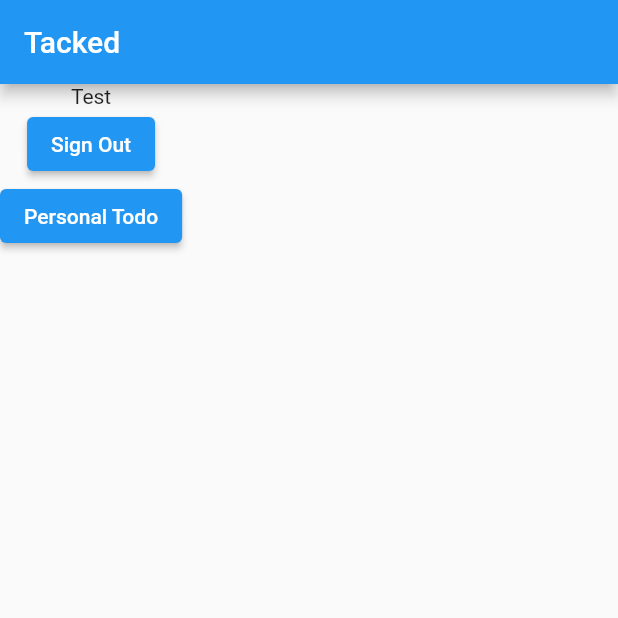
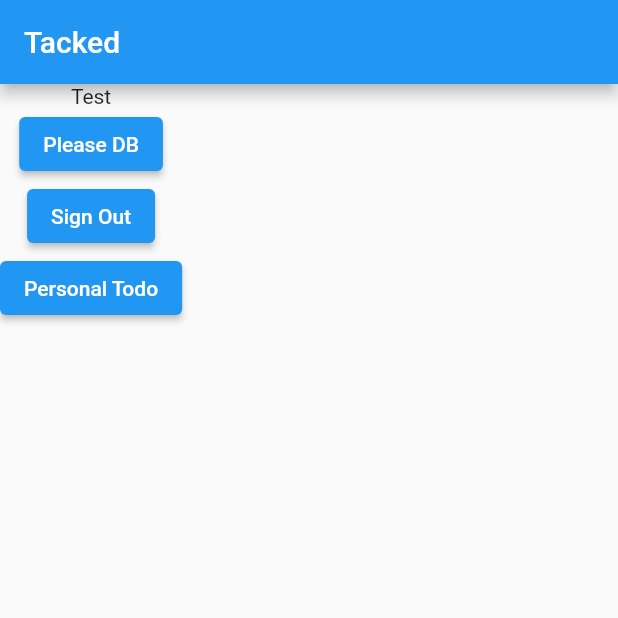
Before and after one commit to michellehwin/hackmhs2021, a Flutter app: the screen it shows once a user with an empty profile is signed in, on a phone screen of 412 x 824 dp, the top half of it. Run offline on Flutter 3.47's test engine with Material 2 defaults, Android fonts, the phone set to English and light mode, and no system bars; our stand-ins replace cloud_firestore, firebase_auth, firebase_core, flutter_spinkit; accounts and stored records are empty.

```diff
--- a/lib/screens/friend_progress.dart
+++ b/lib/screens/friend_progress.dart
@@ -1,6 +1,8 @@
 import 'package:flutter/material.dart';
 import 'package:hackmhs2021/screens/personal_todo.dart';
 import 'package:hackmhs2021/services/auth.dart';
+import 'package:hackmhs2021/services/database.dart';
+import 'package:provider/provider.dart';
 
 class FriendProgress extends StatefulWidget {
   @override
@@ -12,11 +14,17 @@ class _FriendProgressState extends State<FriendProgress> {
 
   @override
   Widget build(BuildContext context) {
+    final database = Provider.of<DatabaseService>(context);
     return Scaffold(
       appBar: new AppBar(title: new Text("Tacked")),
       body: Column(
         children: [
           Text("Test"),
+          ElevatedButton(
+              onPressed: () {
+                database.addTask(description: "fix flutter");
+              },
+              child: Text("Please DB")),
           ElevatedButton(
               onPressed: () async {
                 await _auth.signOut();
--- a/lib/screens/wrapper.dart
+++ b/lib/screens/wrapper.dart
@@ -22,10 +22,11 @@ class Wrapper extends StatelessWidget {
             //   create: (_) => FirestoreService(uid: user.uid),
             // ),
             Provider<DatabaseService>(
-              create: (_) => DatabaseService(uid: user.uid))
+              create: (_) => DatabaseService(uid: user.uid),
+            )
           ],
           child: MaterialApp(
-            title: 'Named Routes Demo',
+            title: 'Tacked',
             // Start the app with the "/" named route. In this case, the app starts
             // on the FirstScreen widget.
             initialRoute: '/',
@@ -35,8 +36,7 @@ class Wrapper extends StatelessWidget {
               // When navigating to the "/second" route, build the SecondScreen widget.
               '/personal': (context) => PersonalTodo(),
             },
-          )
-      );
+          ));
     }
   }
 }
--- a/lib/services/database.dart
+++ b/lib/services/database.dart
@@ -27,7 +27,7 @@ class DatabaseService {
 
   Future addTask({String description}) async {
     return await taskCollection
-        .doc(uid)
+        .doc()
         .set({'description': description, 'uid': uid, 'done': false});
   }
 }
```
Also changed, not shown: lib/screens/personal_todo.dart (+30 -33 lines). Lines whose indentation alone changed are shown as unchanged.
